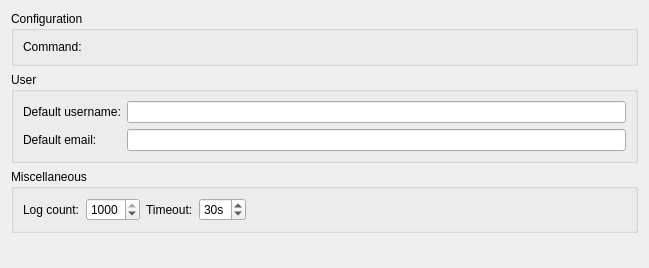
First picture: the form in src/plugins/bazaar/optionspage.ui, repository qt-creator/qt-creator, before the edit.
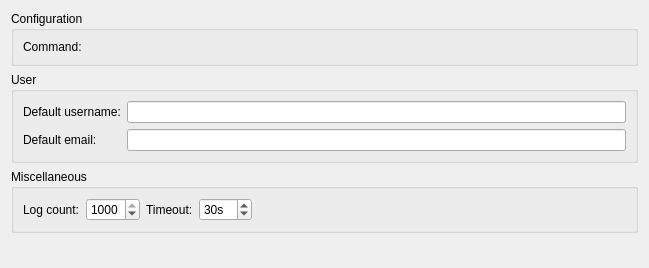
Second picture: the form after the edit. Custom widgets are drawn as their Qt base class.

Commit message:
VCS: Unify default and maximum timeout in all setting pages
Task-number: QTCREATORBUG-16009

Diff of the .ui file:
```diff
--- a/src/plugins/bazaar/optionspage.ui
+++ b/src/plugins/bazaar/optionspage.ui
@@ -120,6 +120,9 @@
         <property name="suffix">
          <string>s</string>
         </property>
+        <property name="maximum">
+         <number>360</number>
+        </property>
         <property name="value">
          <number>30</number>
         </property>
```
The commit also changes 6 other files.
